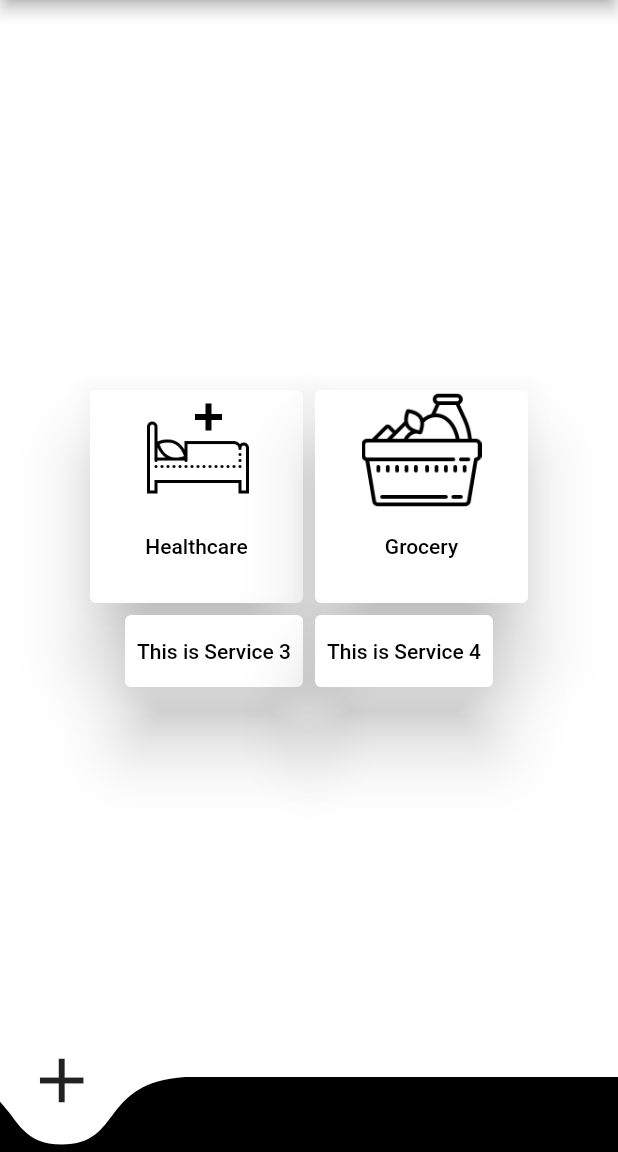
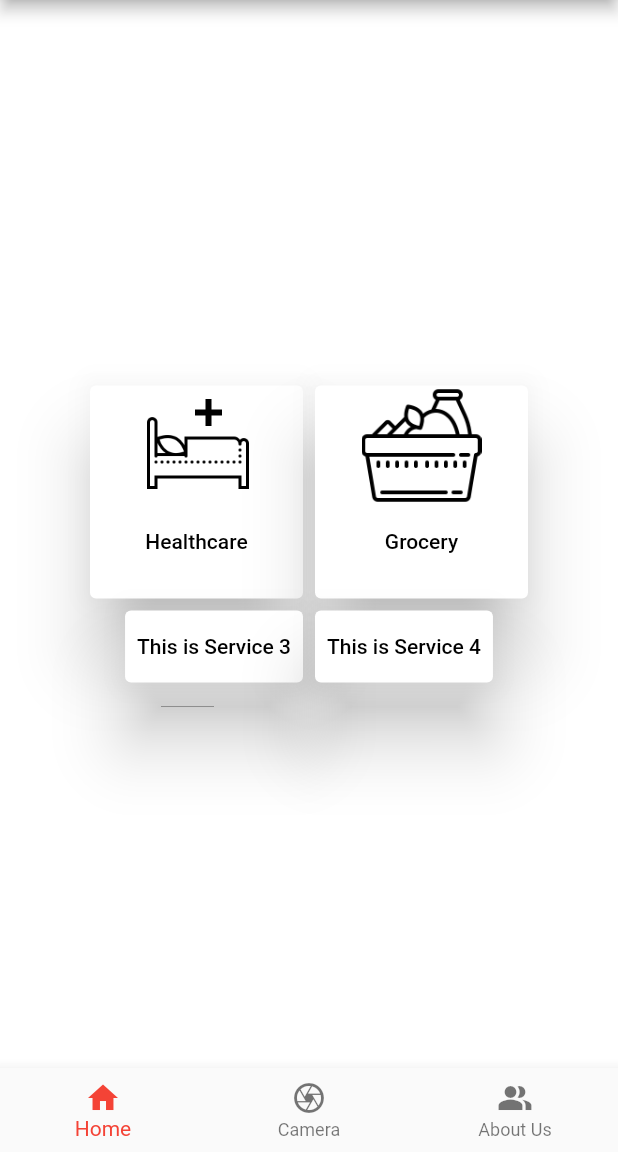
Before and after one commit to vedantpople4/essentialsapp, a Flutter app: the screen it shows after launch, on a phone screen of 412 x 824 dp, the part 84-1236 px from its top. Run offline on Flutter 3.47's test engine with Material 2 defaults, Android fonts, the phone set to English and light mode, and no system bars; drawn by our look-alikes of curved_navigation_bar.

Commit message:
Homepage Alignment Done

```diff
--- a/essentialsapp/lib/Service1.dart
+++ b/essentialsapp/lib/Service1.dart
@@ -9,8 +9,6 @@ launchroute() async {
     throw 'Could not launch $url';
   }
 }
-
-
 
 class Service1 extends StatelessWidget{
   @override
@@ -38,7 +36,7 @@ class Service1 extends StatelessWidget{
                       children: <Widget>[
                         TextButton(
                           onPressed: () => launchroute(),
-                          child: Text('This is Service 1.1'),
+                          child: Text('Hospitals Near Me'),
                           style: TextButton.styleFrom(
                               primary: Colors.black
                           ),
--- a/essentialsapp/lib/main.dart
+++ b/essentialsapp/lib/main.dart
@@ -1,10 +1,9 @@
-import 'package:curved_navigation_bar/curved_navigation_bar.dart';
 import 'package:flutter/material.dart';
 import 'package:essentialsapp/Service1.dart';
 import 'package:essentialsapp/Service2.dart';
 import 'package:essentialsapp/Service3.dart';
 import 'package:essentialsapp/Service4.dart';
-import 'package:essentialsapp/TodoList.dart';
+//import 'package:essentialsapp/TodoList.dart';
 
 
 
@@ -150,21 +149,42 @@ class HomePage extends StatelessWidget{
           ),
         ),
       ),
-      bottomNavigationBar: CurvedNavigationBar(
-        backgroundColor: Colors.white,
-        height: 50,
-        items: <Widget>[
-          Icon(Icons.add,size: 50),
-          Icon(Icons.list,size: 50,),
-          Icon(Icons.add_circle,size: 50,),
-          Icon(Icons.keyboard_arrow_down,size: 50,),
-          Icon(Icons.person,size: 50,),
+      bottomNavigationBar: BottomNavigationBar(
+        //currentIndex: _currentIndex,
+        //onTap: onTabTapped,
+        items: [
+          BottomNavigationBarItem(
+            icon: Icon(Icons.home),
+            label: 'Home',
+          ),
+          BottomNavigationBarItem(
+            icon: Icon(Icons.camera_outlined),
+            label: 'Camera',
+          ),
+          BottomNavigationBarItem(
+            icon: Icon(Icons.people_alt),
+            label: 'About Us',
+          ),
         ],
-        color: Colors.black,
-        buttonBackgroundColor: Colors.white,
-        animationCurve: Curves.easeInOut,
-        animationDuration: Duration(milliseconds: 200),
       ),
+
+
+      // CurvedNavigationBar(
+      //   backgroundColor: Colors.white,
+      //   height: 50,
+      //   items: <Widget>[
+      //     Icon(Icons.add,size: 50,),
+      //     Icon(Icons.list,size: 50,),
+      //     Icon(Icons.add_circle,size: 50,),
+      //     Icon(Icons.keyboard_arrow_down,size: 50,),
+      //     Icon(Icons.person,size: 50,),
+      //   ],
+      //   color: Colors.black,
+      //   buttonBackgroundColor: Colors.white,
+      //   animationCurve: Curves.easeInOut,
+      //   animationDuration: Duration(milliseconds: 200),
+      //   onTap: ,
+      // ),
     );
   }
 }
```
